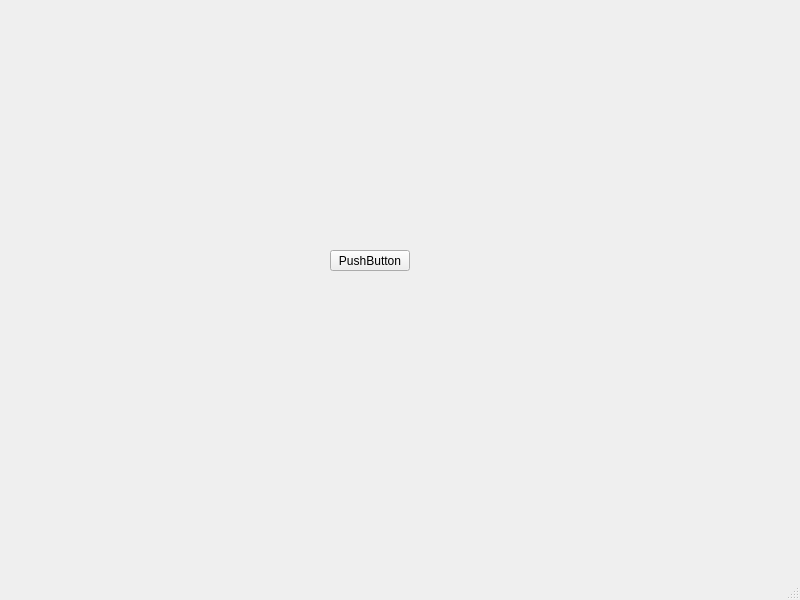
Above: MpuDataAcquisition/mainwindow.ui from APSCrew/MpuDataAcquisition before the change. Below: the same form after it.
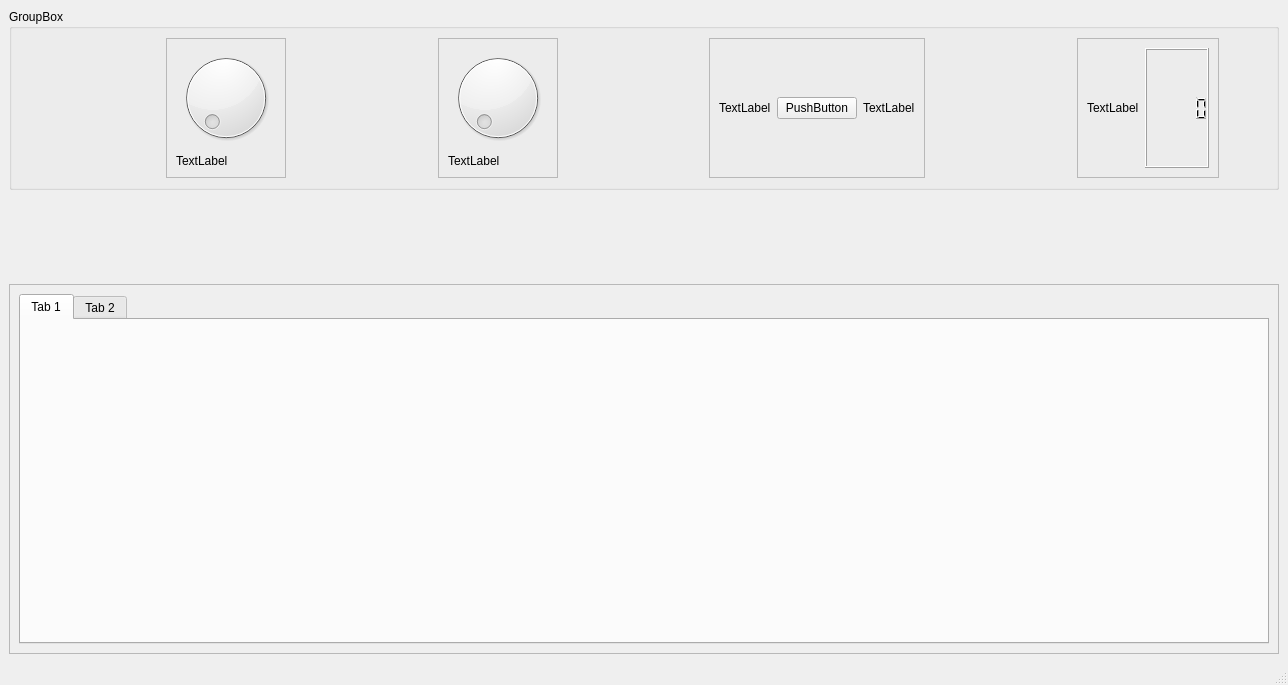
That is the form after the change.

Commit message: Creata la bozza dell'interfaccia, contenete i containers, i layout e i widget

The edit to the form file:
```diff
--- a/MpuDataAcquisition/mainwindow.ui
+++ b/MpuDataAcquisition/mainwindow.ui
@@ -6,27 +6,238 @@
    <rect>
     <x>0</x>
     <y>0</y>
-    <width>800</width>
-    <height>600</height>
+    <width>1288</width>
+    <height>685</height>
    </rect>
   </property>
   <property name="windowTitle">
    <string>MainWindow</string>
   </property>
   <widget class="QWidget" name="centralwidget">
-   <widget class="QPushButton" name="pushButton">
-    <property name="geometry">
-     <rect>
-      <x>330</x>
-      <y>250</y>
-      <width>80</width>
-      <height>21</height>
-     </rect>
-    </property>
-    <property name="text">
-     <string>PushButton</string>
-    </property>
-   </widget>
+   <layout class="QVBoxLayout" name="verticalLayout_4">
+    <item>
+     <widget class="QGroupBox" name="groupBox">
+      <property name="title">
+       <string>GroupBox</string>
+      </property>
+      <layout class="QHBoxLayout" name="horizontalLayout_3">
+       <item>
+        <spacer name="horizontalSpacer_2">
+         <property name="orientation">
+          <enum>Qt::Horizontal</enum>
+         </property>
+         <property name="sizeHint" stdset="0">
+          <size>
+           <width>145</width>
+           <height>20</height>
+          </size>
+         </property>
+        </spacer>
+       </item>
+       <item>
+        <widget class="QFrame" name="frame_2">
+         <property name="frameShape">
+          <enum>QFrame::StyledPanel</enum>
+         </property>
+         <property name="frameShadow">
+          <enum>QFrame::Raised</enum>
+         </property>
+         <layout class="QVBoxLayout" name="verticalLayout_2">
+          <item>
+           <widget class="QDial" name="dial_2"/>
+          </item>
+          <item>
+           <widget class="QLabel" name="label_2">
+            <property name="text">
+             <string>TextLabel</string>
+            </property>
+           </widget>
+          </item>
+         </layout>
+        </widget>
+       </item>
+       <item>
+        <spacer name="horizontalSpacer">
+         <property name="orientation">
+          <enum>Qt::Horizontal</enum>
+         </property>
+         <property name="sizeHint" stdset="0">
+          <size>
+           <width>146</width>
+           <height>20</height>
+          </size>
+         </property>
+        </spacer>
+       </item>
+       <item>
+        <widget class="QFrame" name="frame_4">
+         <property name="frameShape">
+          <enum>QFrame::StyledPanel</enum>
+         </property>
+         <property name="frameShadow">
+          <enum>QFrame::Raised</enum>
+         </property>
+         <layout class="QVBoxLayout" name="verticalLayout">
+          <item>
+           <widget class="QDial" name="dial"/>
+          </item>
+          <item>
+           <widget class="QLabel" name="label">
+            <property name="text">
+             <string>TextLabel</string>
+            </property>
+           </widget>
+          </item>
+         </layout>
+        </widget>
+       </item>
+       <item>
+        <spacer name="horizontalSpacer_3">
+         <property name="orientation">
+          <enum>Qt::Horizontal</enum>
+         </property>
+         <property name="sizeHint" stdset="0">
+          <size>
+           <width>145</width>
+           <height>20</height>
+          </size>
+         </property>
+        </spacer>
+       </item>
+       <item>
+        <widget class="QFrame" name="frame_3">
+         <property name="frameShape">
+          <enum>QFrame::StyledPanel</enum>
+         </property>
+         <property name="frameShadow">
+          <enum>QFrame::Raised</enum>
+         </property>
+         <layout class="QHBoxLayout" name="horizontalLayout">
+          <item>
+           <widget class="QLabel" name="label_3">
+            <property name="text">
+             <string>TextLabel</string>
+            </property>
+           </widget>
+          </item>
+          <item>
+           <widget class="QPushButton" name="pushButton">
+            <property name="text">
+             <string>PushButton</string>
+            </property>
+           </widget>
+          </item>
+          <item>
+           <widget class="QLabel" name="label_4">
+            <property name="text">
+             <string>TextLabel</string>
+            </property>
+           </widget>
+          </item>
+         </layout>
+        </widget>
+       </item>
+       <item>
+        <spacer name="horizontalSpacer_4">
+         <property name="orientation">
+          <enum>Qt::Horizontal</enum>
+         </property>
+         <property name="sizeHint" stdset="0">
+          <size>
+           <width>146</width>
+           <height>20</height>
+          </size>
+         </property>
+        </spacer>
+       </item>
+       <item>
+        <widget class="QFrame" name="frame_5">
+         <property name="frameShape">
+          <enum>QFrame::StyledPanel</enum>
+         </property>
+         <property name="frameShadow">
+          <enum>QFrame::Raised</enum>
+         </property>
+         <layout class="QHBoxLayout" name="horizontalLayout_2">
+          <item>
+           <widget class="QLabel" name="label_5">
+            <property name="text">
+             <string>TextLabel</string>
+            </property>
+           </widget>
+          </item>
+          <item>
+           <widget class="QLCDNumber" name="lcdNumber">
+            <property name="sizePolicy">
+             <sizepolicy hsizetype="Minimum" vsizetype="Minimum">
+              <horstretch>0</horstretch>
+              <verstretch>0</verstretch>
+             </sizepolicy>
+            </property>
+           </widget>
+          </item>
+         </layout>
+        </widget>
+       </item>
+       <item>
+        <spacer name="horizontalSpacer_5">
+         <property name="orientation">
+          <enum>Qt::Horizontal</enum>
+         </property>
+         <property name="sizeHint" stdset="0">
+          <size>
+           <width>40</width>
+           <height>20</height>
+          </size>
+         </property>
+        </spacer>
+       </item>
+      </layout>
+     </widget>
+    </item>
+    <item>
+     <spacer name="verticalSpacer">
+      <property name="orientation">
+       <enum>Qt::Vertical</enum>
+      </property>
+      <property name="sizeType">
+       <enum>QSizePolicy::Fixed</enum>
+      </property>
+      <property name="sizeHint" stdset="0">
+       <size>
+        <width>20</width>
+        <height>88</height>
+       </size>
+      </property>
+     </spacer>
+    </item>
+    <item>
+     <widget class="QFrame" name="frame">
+      <property name="frameShape">
+       <enum>QFrame::StyledPanel</enum>
+      </property>
+      <property name="frameShadow">
+       <enum>QFrame::Raised</enum>
+      </property>
+      <layout class="QVBoxLayout" name="verticalLayout_3">
+       <item>
+        <widget class="QTabWidget" name="tabWidget">
+         <widget class="QWidget" name="tab">
+          <attribute name="title">
+           <string>Tab 1</string>
+          </attribute>
+         </widget>
+         <widget class="QWidget" name="tab_2">
+          <attribute name="title">
+           <string>Tab 2</string>
+          </attribute>
+         </widget>
+        </widget>
+       </item>
+      </layout>
+     </widget>
+    </item>
+   </layout>
   </widget>
   <widget class="QMenuBar" name="menubar">
    <property name="geometry">
```
Left out of the diff: 2 changed lines with no effect on the pictures.
